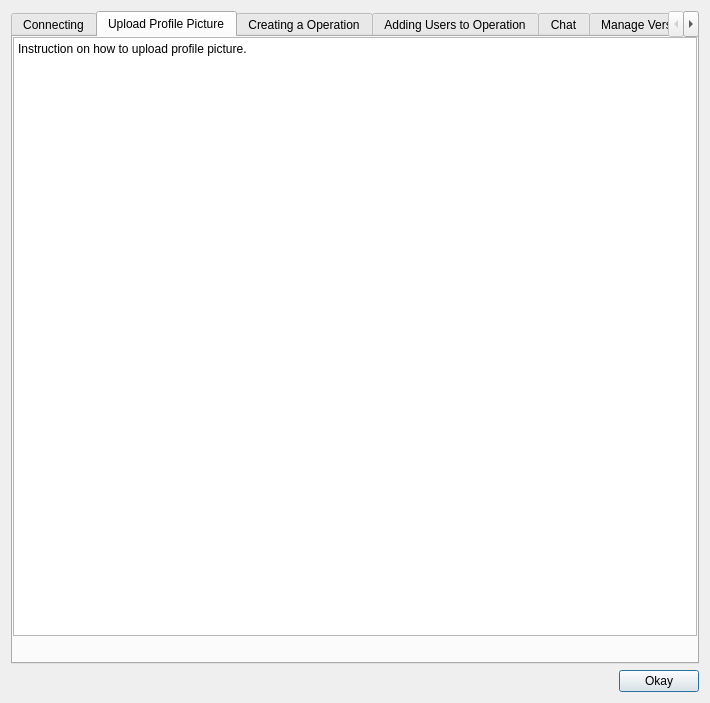
Old version of the form mslib/msui/ui/ui_mscolab_help_dialog.ui in the repository idkdivyaig/MSS.
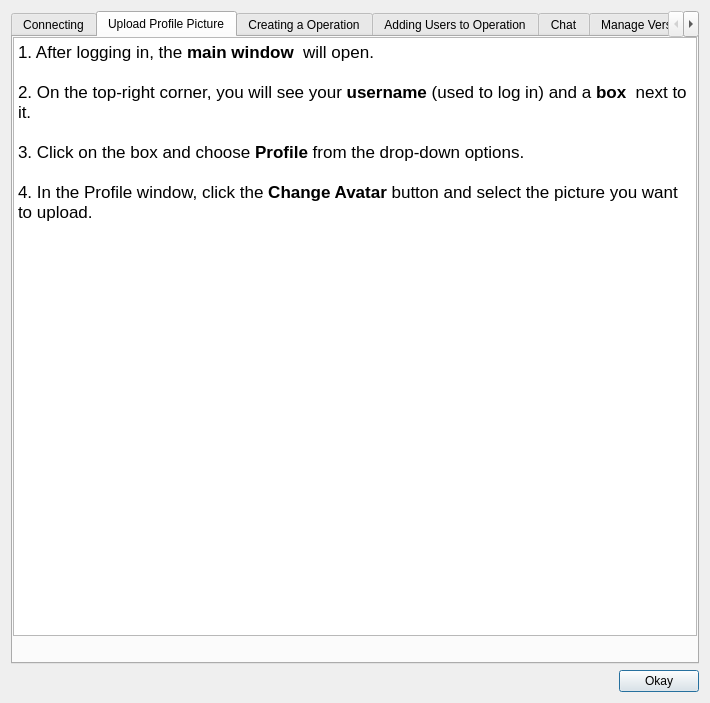
New version of the form. The open tabs and pages were chosen to show the change. Icons and pictures are not drawn.

Commit message: profile image instructions

The edit to the form file:
```diff
--- a/mslib/msui/ui/ui_mscolab_help_dialog.ui
+++ b/mslib/msui/ui/ui_mscolab_help_dialog.ui
@@ -284,7 +284,18 @@
               <bool>true</bool>
              </property>
              <property name="html">
-              <string>Instruction on how to upload profile picture.</string>
+             <string>&lt;!DOCTYPE HTML PUBLIC &quot;-//W3C//DTD HTML 4.0//EN&quot; &quot;http://www.w3.org/TR/REC-html40/strict.dtd&quot;&gt;
+&lt;html&gt;&lt;head&gt;&lt;meta name=&quot;qrichtext&quot; content=&quot;1&quot; /&gt;&lt;style type=&quot;text/css&quot;&gt;
+p, li { white-space: pre-wrap; }
+&lt;/style&gt;&lt;/head&gt;&lt;body style=&quot; font-family:'.AppleSystemUIFont'; font-size:13pt; font-weight:400; font-style:normal;&quot;&gt;
+&lt;p style=&quot; margin-top:0px; margin-bottom:0px; margin-left:0px; margin-right:0px; -qt-block-indent:0; text-indent:0px;&quot;&gt;&lt;span style=&quot; font-family:'.SF NS Text';&quot;&gt;1. After logging in, the &lt;/span&gt;&lt;span style=&quot; font-family:'.SF NS Text'; font-weight:600;&quot;&gt;main window &lt;/span&gt;&lt;span style=&quot; font-family:'.SF NS Text';&quot;&gt; will open.&lt;/span&gt;&lt;/p&gt;
+&lt;p style=&quot;-qt-paragraph-type:empty; margin-top:0px; margin-bottom:0px; margin-left:0px; margin-right:0px; -qt-block-indent:0; text-indent:0px; font-family:'.SF NS Text';&quot;&gt;&lt;br /&gt;&lt;/p&gt;
+&lt;p style=&quot; margin-top:0px; margin-bottom:0px; margin-left:0px; margin-right:0px; -qt-block-indent:0; text-indent:0px;&quot;&gt;&lt;span style=&quot; font-family:'.SF NS Text';&quot;&gt;2. On the top-right corner, you will see your &lt;/span&gt;&lt;span style=&quot; font-family:'.SF NS Text'; font-weight:600;&quot;&gt;username&lt;/span&gt;&lt;span style=&quot; font-family:'.SF NS Text';&quot;&gt; (used to log in) and a &lt;/span&gt;&lt;span style=&quot; font-family:'.SF NS Text'; font-weight:600;&quot;&gt;box &lt;/span&gt;&lt;span style=&quot; font-family:'.SF NS Text';&quot;&gt; next to it.&lt;/span&gt;&lt;/p&gt;
+&lt;p style=&quot;-qt-paragraph-type:empty; margin-top:0px; margin-bottom:0px; margin-left:0px; margin-right:0px; -qt-block-indent:0; text-indent:0px; font-family:'.SF NS Text';&quot;&gt;&lt;br /&gt;&lt;/p&gt;
+&lt;p style=&quot; margin-top:0px; margin-bottom:0px; margin-left:0px; margin-right:0px; -qt-block-indent:0; text-indent:0px;&quot;&gt;&lt;span style=&quot; font-family:'.SF NS Text';&quot;&gt;3. Click on the box and choose &lt;/span&gt;&lt;span style=&quot; font-family:'.SF NS Text'; font-weight:600;&quot;&gt;Profile&lt;/span&gt;&lt;span style=&quot; font-family:'.SF NS Text';&quot;&gt; from the drop-down options.&lt;/span&gt;&lt;/p&gt;
+&lt;p style=&quot;-qt-paragraph-type:empty; margin-top:0px; margin-bottom:0px; margin-left:0px; margin-right:0px; -qt-block-indent:0; text-indent:0px; font-family:'.SF NS Text';&quot;&gt;&lt;br /&gt;&lt;/p&gt;
+&lt;p style=&quot; margin-top:0px; margin-bottom:0px; margin-left:0px; margin-right:0px; -qt-block-indent:0; text-indent:0px;&quot;&gt;&lt;span style=&quot; font-family:'.SF NS Text';&quot;&gt;4. In the Profile window, click the &lt;/span&gt;&lt;span style=&quot; font-family:'.SF NS Text'; font-weight:600;&quot;&gt;Change Avatar&lt;/span&gt;&lt;span style=&quot; font-family:'.SF NS Text';&quot;&gt; button and select the picture you want to upload.&lt;/span&gt;&lt;/p&gt;
+&lt;/body&gt;&lt;/html&gt;</string>
              </property>
             </widget>
            </item>
```
The commit also changes 1 other file.
